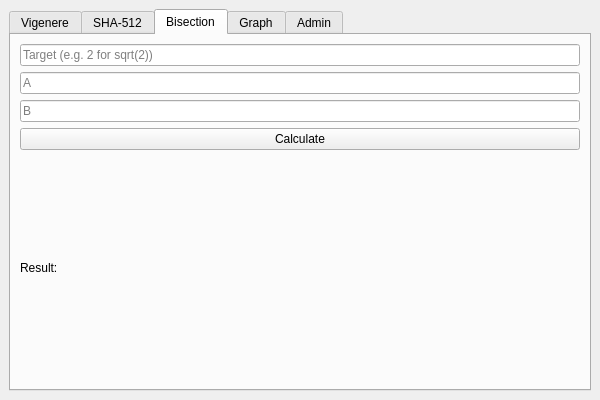
Above: Client/mainwindow.ui from vlotter/TIMP-2026 before the change. Below: the same form after it.
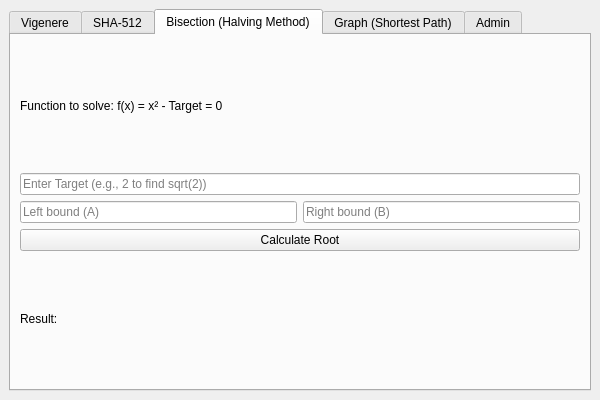
That is the form after the change. The open tabs and pages were chosen to show the change.

```diff
--- a/Client/mainwindow.ui
+++ b/Client/mainwindow.ui
@@ -40,19 +40,24 @@
       </widget>
       <widget class="QWidget" name="tabBisection">
        <attribute name="title">
-        <string>Bisection</string>
+        <string>Bisection (Halving Method)</string>
        </attribute>
        <layout class="QVBoxLayout">
-        <item><widget class="QLineEdit" name="bisTarget"><property name="placeholderText"><string>Target (e.g. 2 for sqrt(2))</string></property></widget></item>
-        <item><widget class="QLineEdit" name="bisA"><property name="placeholderText"><string>A</string></property></widget></item>
-        <item><widget class="QLineEdit" name="bisB"><property name="placeholderText"><string>B</string></property></widget></item>
-        <item><widget class="QPushButton" name="bisBtn"><property name="text"><string>Calculate</string></property></widget></item>
+        <item><widget class="QLabel" name="bisLabel"><property name="text"><string>Function to solve: f(x) = x² - Target = 0</string></property></widget></item>
+        <item><widget class="QLineEdit" name="bisTarget"><property name="placeholderText"><string>Enter Target (e.g., 2 to find sqrt(2))</string></property></widget></item>
+        <item>
+         <layout class="QHBoxLayout">
+          <item><widget class="QLineEdit" name="bisA"><property name="placeholderText"><string>Left bound (A)</string></property></widget></item>
+          <item><widget class="QLineEdit" name="bisB"><property name="placeholderText"><string>Right bound (B)</string></property></widget></item>
+         </layout>
+        </item>
+        <item><widget class="QPushButton" name="bisBtn"><property name="text"><string>Calculate Root</string></property></widget></item>
         <item><widget class="QLabel" name="bisRes"><property name="text"><string>Result: </string></property></widget></item>
        </layout>
       </widget>
       <widget class="QWidget" name="tabGraph">
        <attribute name="title">
-        <string>Graph</string>
+        <string>Graph (Shortest Path)</string>
        </attribute>
        <layout class="QVBoxLayout">
         <item><widget class="QLineEdit" name="graphInput"><property name="placeholderText"><string>start, end, V, u1,v1,w1, u2,v2,w2...</string></property></widget></item>
```
Left out of the diff: 21 changed lines with no effect on the pictures.
